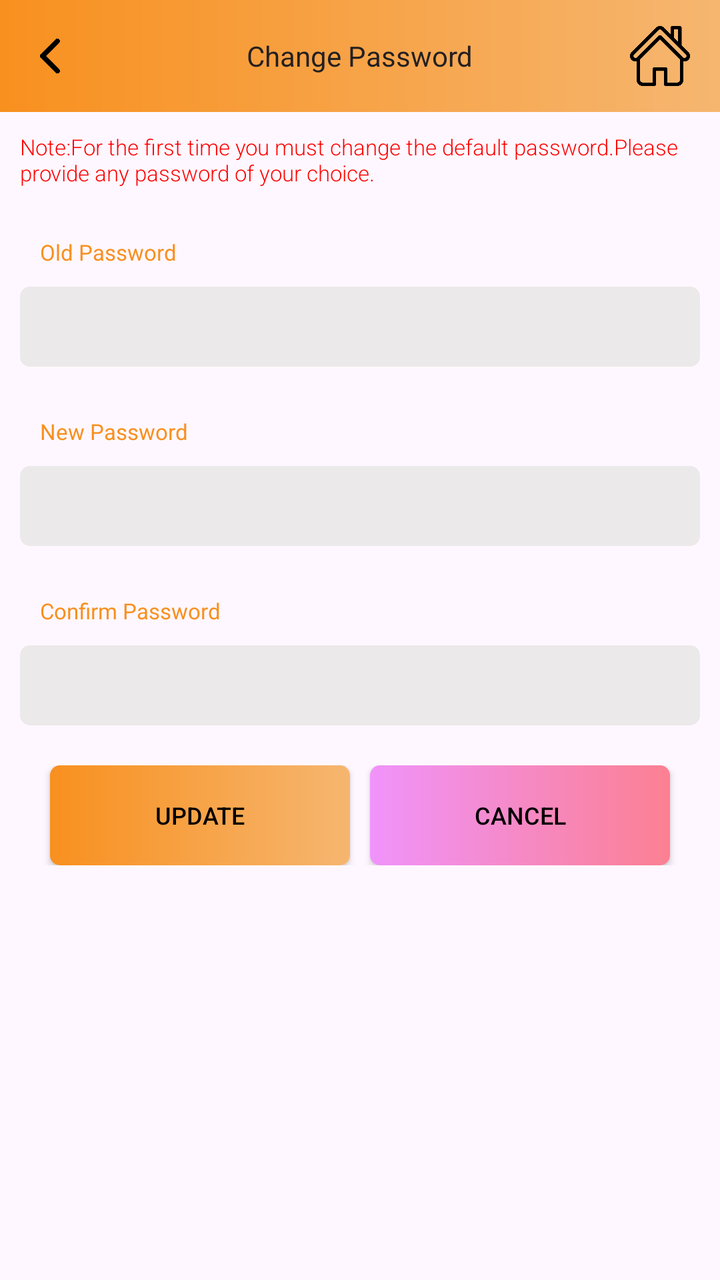
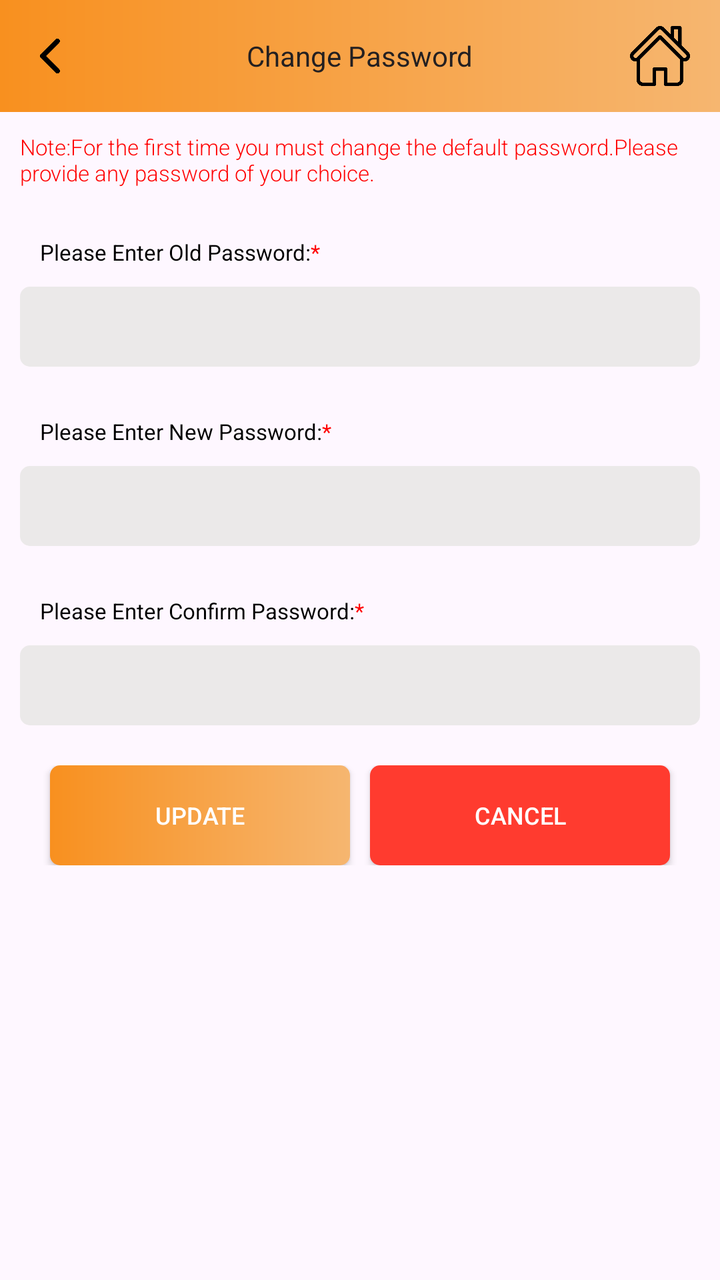

Screens rendered from an Android XML layout before and after an edit, with the pre-edit source and the edit as a unified diff.
<!-- AndroidManifest.xml: application theme Theme.IMFA -->
<!-- res/layout/activity_change_password.xml -->
<?xml version="1.0" encoding="utf-8"?>
<LinearLayout xmlns:android="http://schemas.android.com/apk/res/android"
    xmlns:app="http://schemas.android.com/apk/res-auto"
    xmlns:tools="http://schemas.android.com/tools"
    android:layout_width="match_parent"
    android:layout_height="match_parent"
    android:orientation="vertical"
    tools:context=".common.ChangePasswordActivity">

    <LinearLayout
        android:id="@+id/linearLayout"
        android:layout_width="match_parent"
        android:layout_height="?android:actionBarSize"
        android:background="@drawable/background_1"
        android:orientation="horizontal"
        app:layout_constraintEnd_toEndOf="parent"
        app:layout_constraintStart_toStartOf="parent"
        app:layout_constraintTop_toTopOf="parent">

        <LinearLayout
            android:layout_width="0dp"
            android:layout_height="match_parent"
            android:layout_weight="0.5">

            <ImageView
                android:id="@+id/ivBack"
                android:layout_width="30dp"
                android:layout_height="40dp"
                android:layout_gravity="center"
                android:layout_marginLeft="10dp"
                android:src="@drawable/back_arrow" />
        </LinearLayout>

        <LinearLayout
            android:layout_width="0dp"
            android:layout_height="match_parent"
            android:layout_weight="1"
            android:gravity="center">

            <TextView
                android:layout_width="wrap_content"
                android:layout_height="wrap_content"
                android:text="Change Password"
                android:textColor="@color/appBlack"
                android:textSize="14sp" />

        </LinearLayout>

        <LinearLayout
            android:layout_width="0dp"
            android:layout_height="match_parent"
            android:layout_weight="0.5"
            android:gravity="right">

            <ImageView
                    android:id="@+id/imgHome"
                android:layout_width="30dp"
                android:layout_height="30dp"
                android:layout_gravity="center"
                android:layout_marginRight="15dp"
                android:src="@drawable/home" />
        </LinearLayout>
    </LinearLayout>

    <TextView
        android:fontFamily="sans-serif-light"
        android:layout_marginRight="10dp"
        android:layout_marginLeft="10dp"
        android:layout_width="wrap_content"
        android:layout_height="wrap_content"
        android:layout_marginTop="10dp"
        android:text="Note:For the first time you must change the default password.Please provide any password of your choice."
        android:textSize="11sp"
        android:textColor="@color/red" />
    <LinearLayout
        android:orientation="vertical"
        android:layout_marginTop="15dp"
        android:layout_marginRight="10dp"
        android:layout_marginLeft="10dp"
        android:layout_width="match_parent"
        android:layout_height="wrap_content">
        <TextView

            android:layout_marginRight="10dp"
            android:layout_marginLeft="10dp"
            android:layout_width="wrap_content"
            android:layout_height="wrap_content"
            android:layout_marginTop="10dp"
            android:id="@+id/tvOLDPassword"
            android:textSize="11sp"
            android:text="Old Password"
            android:textColor="@color/appYellow" />
        <EditText
            android:inputType="textPassword"
            android:id="@+id/etOLDPassword"
            android:layout_width="match_parent"
            android:layout_height="40dp"
            android:background="@drawable/lldesign4"
            android:layout_marginTop="10dp"
            android:textSize="12sp"
            android:textColor="@color/appBlack"
            android:paddingLeft="10dp"/>
    </LinearLayout>
    <LinearLayout
        android:orientation="vertical"
        android:layout_marginTop="15dp"
        android:layout_marginRight="10dp"
        android:layout_marginLeft="10dp"
        android:layout_width="match_parent"
        android:layout_height="wrap_content">
        <TextView
            android:layout_marginRight="10dp"
            android:layout_marginLeft="10dp"
            android:layout_width="wrap_content"
            android:layout_height="wrap_content"
            android:layout_marginTop="10dp"
            android:id="@+id/tvNewPassword"
            android:textSize="11sp"
            android:text="New Password"
            android:textColor="@color/appYellow" />
        <EditText
            android:inputType="textPassword"
            android:id="@+id/etNewPassword"
            android:layout_width="match_parent"
            android:layout_height="40dp"
            android:background="@drawable/lldesign4"
            android:layout_marginTop="10dp"
            android:textSize="12sp"
            android:textColor="@color/appBlack"
            android:paddingLeft="10dp"/>
    </LinearLayout>
    <LinearLayout
        android:orientation="vertical"
        android:layout_marginTop="15dp"
        android:layout_marginRight="10dp"
        android:layout_marginLeft="10dp"
        android:layout_width="match_parent"
        android:layout_height="wrap_content">
        <TextView
            android:layout_marginRight="10dp"
            android:layout_marginLeft="10dp"
            android:layout_width="wrap_content"
            android:layout_height="wrap_content"
            android:layout_marginTop="10dp"
            android:id="@+id/tvConfirmPassword"
            android:textSize="11sp"
            android:text="Confirm Password"
            android:textColor="@color/appYellow" />
        <EditText
            android:inputType="textPassword"
            android:id="@+id/etConfirmPassword"
            android:layout_width="match_parent"
            android:layout_height="40dp"
            android:background="@drawable/lldesign4"
            android:layout_marginTop="10dp"
            android:textSize="12sp"
            android:textColor="@color/appBlack"
            android:paddingLeft="10dp"/>
    </LinearLayout>
    <LinearLayout
        android:orientation="horizontal"
        android:layout_marginTop="20dp"
        android:layout_marginRight="10dp"
        android:layout_marginLeft="10dp"
        android:layout_width="match_parent"
        android:layout_height="wrap_content"
        android:gravity="center">
        <androidx.appcompat.widget.AppCompatButton
            android:id="@+id/btnUpdate"
            android:textColor="@android:color/black"
            android:text="UPDATE"
            android:textSize="12sp"
            android:layout_width="150dp"
            android:layout_height="50dp"
            android:background="@drawable/button_background_2"/>
        <androidx.appcompat.widget.AppCompatButton
            android:id="@+id/btnCancel"
            android:layout_marginLeft="10dp"
            android:textColor="@android:color/black"
            android:text="CANCEL"
            android:textSize="12sp"
            android:layout_width="150dp"
            android:layout_height="50dp"
            android:background="@drawable/button_background_3"/>
    </LinearLayout>
</LinearLayout>
<!-- resources referenced by this layout -->
<resources>
  <color name="appBlack">#242021</color>
  <color name="appYellow">#F8901F</color>
  <color name="red">#FF0000</color>
  <!-- drawable back_arrow: png bitmap (drawable, 2943 bytes) -->
  <!-- drawable background_1 (drawable) -->
  <shape xmlns:android="http://schemas.android.com/apk/res/android"
      android:shape="rectangle">
      <gradient
          android:endColor="#F6B670"
          android:startColor="@color/appYellow"
          android:type="linear"
          android:angle="0" />
  </shape>
  <!-- drawable button_background_2 (drawable) -->
  <?xml version="1.0" encoding="utf-8"?>
  <ripple xmlns:android="http://schemas.android.com/apk/res/android" android:color="#4C4C4C">
  <item>
      <shape xmlns:android="http://schemas.android.com/apk/res/android"
          android:shape="rectangle">
          <gradient
              android:endColor="#F6B670"
              android:startColor="@color/appYellow"
              android:type="linear"
              android:angle="0"/>
          <corners android:radius="5dp"/>
      </shape>
  </item>
  </ripple>
  <!-- drawable button_background_3 (drawable) -->
  <?xml version="1.0" encoding="utf-8"?>
  <ripple xmlns:android="http://schemas.android.com/apk/res/android" android:color="#4C4C4C">
      <item>
          <shape xmlns:android="http://schemas.android.com/apk/res/android"
              android:shape="rectangle">
              <gradient
                  android:startColor="#f093fb"
                  android:endColor="#FB8091"
                  android:type="linear"
                  android:angle="0"/>
              <corners android:radius="5dp"/>
          </shape>
      </item>
  </ripple>
  <!-- drawable home: png bitmap (drawable, 9285 bytes) -->
  <!-- drawable lldesign4 (drawable) -->
  <?xml version="1.0" encoding="utf-8"?>
  <shape xmlns:android="http://schemas.android.com/apk/res/android"
      android:shape="rectangle">
      <solid
          android:color="#EBE9E9"></solid>
      <corners android:radius="5dp"></corners>
  </shape>
  <style name="Theme.IMFA" parent="Base.Theme.IMFA" />
  <style name="Base.Theme.IMFA" parent="Theme.Material3.DayNight.NoActionBar">
          
          <item name="colorPrimary">@color/appYellow</item>
      </style>
</resources>

<!-- the commit's change to res/layout/activity_change_password.xml (unified diff, before → after) -->
@@ -79,17 +79,29 @@
         android:layout_marginLeft="10dp"
         android:layout_width="match_parent"
         android:layout_height="wrap_content">
-        <TextView
-
-            android:layout_marginRight="10dp"
-            android:layout_marginLeft="10dp"
+        <LinearLayout
             android:layout_width="wrap_content"
             android:layout_height="wrap_content"
             android:layout_marginTop="10dp"
-            android:id="@+id/tvOLDPassword"
-            android:textSize="11sp"
-            android:text="Old Password"
-            android:textColor="@color/appYellow" />
+            android:layout_marginHorizontal="10dp"
+            android:orientation="horizontal">
+            <TextView
+                android:layout_width="wrap_content"
+                android:layout_height="wrap_content"
+                android:id="@+id/tvOLDPassword"
+                android:textSize="11sp"
+                android:text="Please Enter Old Password:"
+                android:textColor="@color/black"/>
+
+            <TextView
+                android:layout_width="wrap_content"
+                android:layout_height="wrap_content"
+                android:id="@+id/tvOLDPassword"
+                android:textSize="11sp"
+                android:text="*"
+                android:textColor="@color/red"/>
+        </LinearLayout>
+
         <EditText
             android:inputType="textPassword"
             android:id="@+id/etOLDPassword"
@@ -108,16 +120,27 @@
         android:layout_marginLeft="10dp"
         android:layout_width="match_parent"
         android:layout_height="wrap_content">
-        <TextView
-            android:layout_marginRight="10dp"
-            android:layout_marginLeft="10dp"
+        <LinearLayout
             android:layout_width="wrap_content"
             android:layout_height="wrap_content"
             android:layout_marginTop="10dp"
-            android:id="@+id/tvNewPassword"
-            android:textSize="11sp"
-            android:text="New Password"
-            android:textColor="@color/appYellow" />
+            android:layout_marginHorizontal="10dp"
+            android:orientation="horizontal">
+            <TextView
+                android:layout_width="wrap_content"
+                android:layout_height="wrap_content"
+                android:id="@+id/tvNewPassword"
+                android:textSize="11sp"
+                android:text="Please Enter New Password:"
+                android:textColor="@color/black"/>
+            <TextView
+                android:layout_width="wrap_content"
+                android:layout_height="wrap_content"
+                android:textSize="11sp"
+                android:text="*"
+                android:textColor="@color/red"/>
+        </LinearLayout>
+
         <EditText
             android:inputType="textPassword"
             android:id="@+id/etNewPassword"
@@ -136,16 +159,27 @@
         android:layout_marginLeft="10dp"
         android:layout_width="match_parent"
         android:layout_height="wrap_content">
-        <TextView
-            android:layout_marginRight="10dp"
-            android:layout_marginLeft="10dp"
+        <LinearLayout
             android:layout_width="wrap_content"
             android:layout_height="wrap_content"
             android:layout_marginTop="10dp"
-            android:id="@+id/tvConfirmPassword"
-            android:textSize="11sp"
-            android:text="Confirm Password"
-            android:textColor="@color/appYellow" />
+            android:layout_marginHorizontal="10dp">
+            <TextView
+                android:layout_width="wrap_content"
+                android:layout_height="wrap_content"
+                android:id="@+id/tvConfirmPassword"
+                android:textSize="11sp"
+                android:text="Please Enter Confirm Password:"
+                android:textColor="@color/black"/>
+            <TextView
+                android:layout_width="wrap_content"
+                android:layout_height="wrap_content"
+                android:id="@+id/tvConfirmPassword"
+                android:textSize="11sp"
+                android:text="*"
+                android:textColor="@color/red" />
+        </LinearLayout>
+
         <EditText
             android:inputType="textPassword"
             android:id="@+id/etConfirmPassword"
@@ -167,7 +201,7 @@
         android:gravity="center">
         <androidx.appcompat.widget.AppCompatButton
             android:id="@+id/btnUpdate"
-            android:textColor="@android:color/black"
+            android:textColor="@android:color/white"
             android:text="UPDATE"
             android:textSize="12sp"
             android:layout_width="150dp"
@@ -176,7 +210,7 @@
         <androidx.appcompat.widget.AppCompatButton
             android:id="@+id/btnCancel"
             android:layout_marginLeft="10dp"
-            android:textColor="@android:color/black"
+            android:textColor="@android:color/white"
             android:text="CANCEL"
             android:textSize="12sp"
             android:layout_width="150dp"
<!-- resource entries referenced after the edit -->
@@ -1,6 +1,7 @@
 <!-- resources referenced by this layout -->
 <resources>
   <color name="appBlack">#242021</color>
+  <color name="black">#FF000000</color>
   <color name="appYellow">#F8901F</color>
   <color name="red">#FF0000</color>
   <!-- drawable back_arrow: png bitmap (drawable, 2943 bytes) -->
@@ -34,11 +35,8 @@
       <item>
           <shape xmlns:android="http://schemas.android.com/apk/res/android"
               android:shape="rectangle">
-              <gradient
-                  android:startColor="#f093fb"
-                  android:endColor="#FB8091"
-                  android:type="linear"
-                  android:angle="0"/>
+              
+              <solid android:color="#ff3b2f"/>
               <corners android:radius="5dp"/>
           </shape>
       </item>
